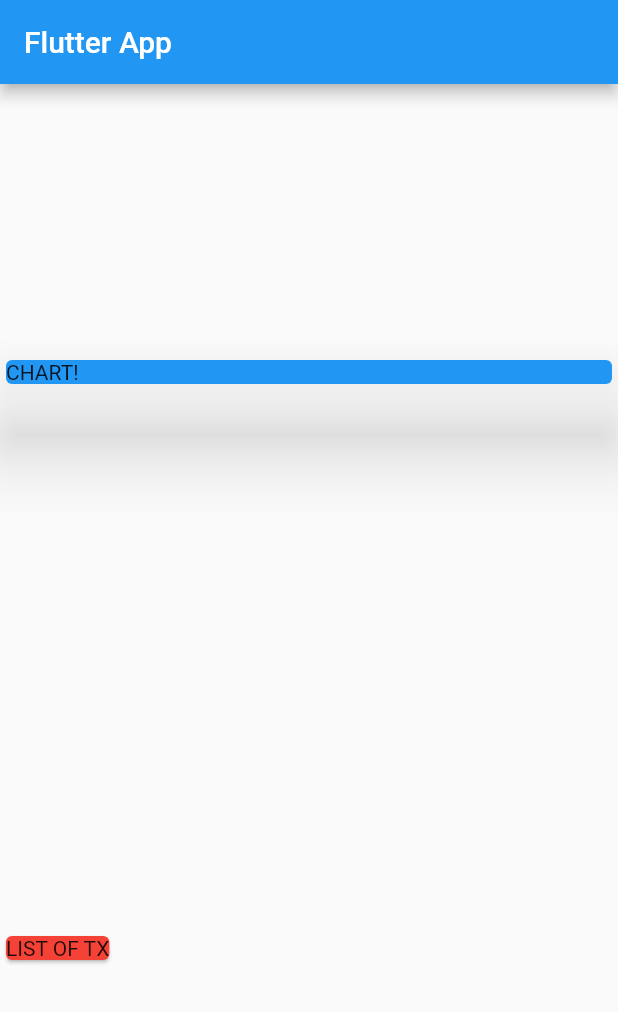
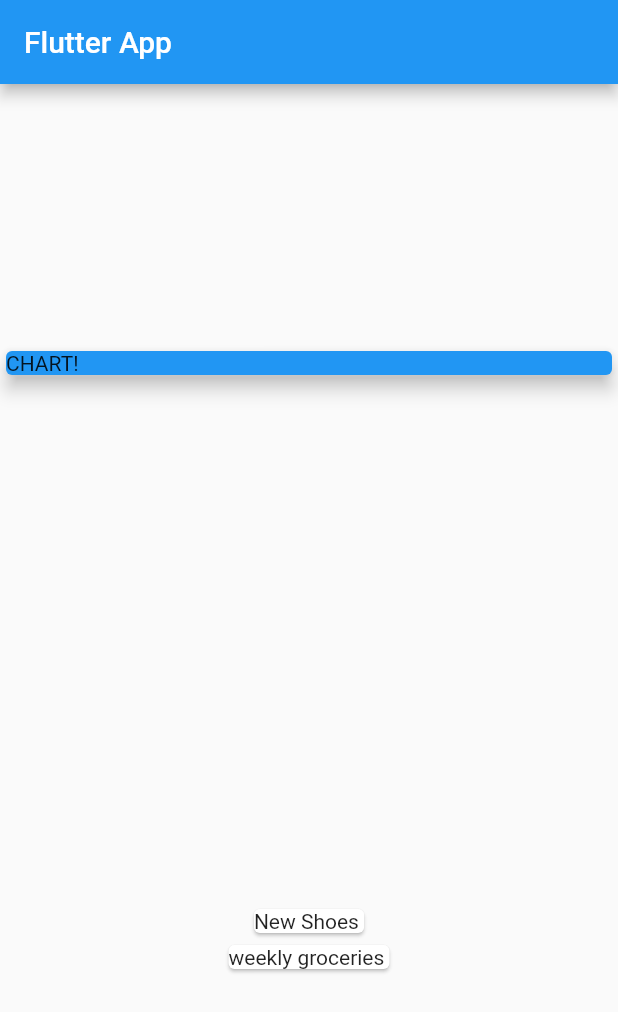
Before and after one commit to withhammad/expensive_planner, a Flutter app: the screen it shows after launch, on a phone screen of 412 x 824 dp. Shown: the top 1012 px of the screen. Run offline on Flutter 3.47's test engine with Material 2 defaults, Android fonts, the light colour scheme and no system bars.

Commit message:
next container

```diff
--- a/lib/main.dart
+++ b/lib/main.dart
@@ -38,20 +38,23 @@ class MyHomePage extends StatelessWidget {
       ),
       body: Column(
         mainAxisAlignment: MainAxisAlignment.spaceAround,
-        crossAxisAlignment: CrossAxisAlignment.start,
+        crossAxisAlignment: CrossAxisAlignment.center,
         children: <Widget>[
-          Card(
-            color: Colors.blue,
-            child: Container(
-              width: double.infinity,
+          Container(
+            width: double.infinity,
+            child: Card(
+              color: Colors.blue,
               child: Text('CHART!'),
+              elevation: 5,
             ),
-            elevation: 21,
           ),
-          Card(
-            color: Colors.red,
-            child: Text('LIST OF TX'),
-          )
+          Column(
+            children: transctions.map((tx) {
+              return Card(
+                child: Text(tx.title),
+              );
+            }).toList(),
+          ),
         ],
       ),
     );
```
